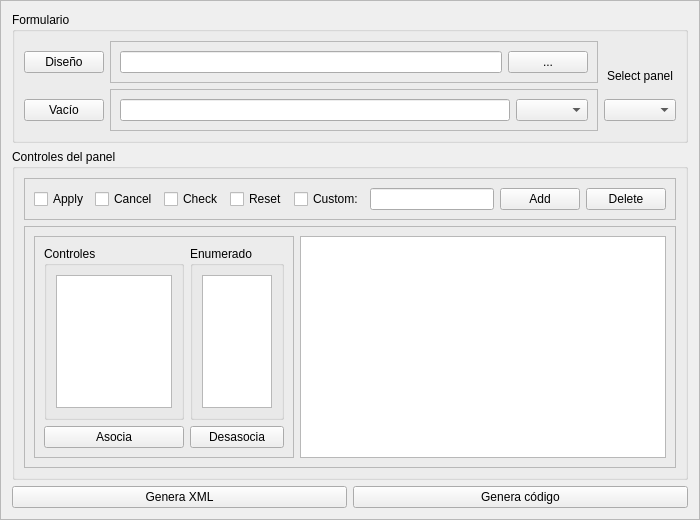
Before: the Qt Designer form src/gui/GeneratorPanel.ui in jbarceloperez/generadores, drawn with Qt 5.
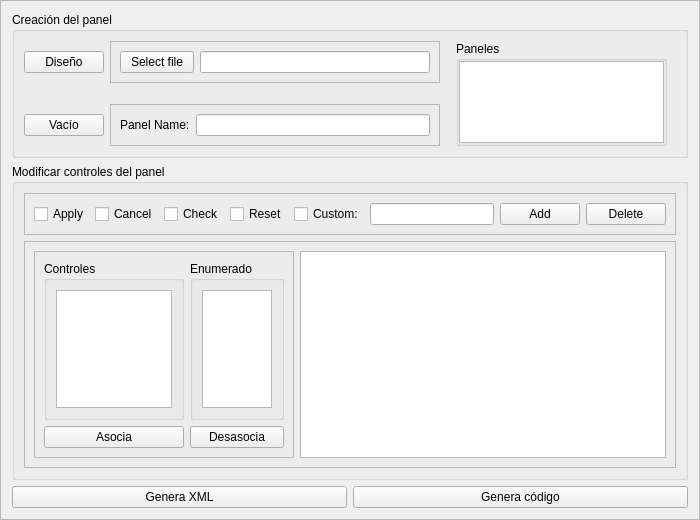
After: the same form once the commit is applied.

Commit message: updated ui, display only curentpanel data & listwidget for panels

Diff of the .ui file:
```diff
--- a/src/gui/GeneratorPanel.ui
+++ b/src/gui/GeneratorPanel.ui
@@ -22,34 +22,52 @@
   <layout class="QVBoxLayout" name="verticalLayout" stretch="0,1,0">
    <item>
     <widget class="QGroupBox" name="groupBox">
+     <property name="minimumSize">
+      <size>
+       <width>0</width>
+       <height>140</height>
+      </size>
+     </property>
      <property name="title">
-      <string>Formulario</string>
+      <string>Creación del panel</string>
      </property>
      <layout class="QGridLayout" name="gridLayout">
-      <item row="2" column="3">
-       <widget class="QComboBox" name="comboBox_panels"/>
-      </item>
-      <item row="2" column="0">
-       <widget class="QPushButton" name="pbWithoutUI">
-        <property name="text">
-         <string>Vacío</string>
+      <item row="2" column="2">
+       <widget class="QFrame" name="horizontalFrame">
+        <property name="frameShape">
+         <enum>QFrame::StyledPanel</enum>
         </property>
-        <property name="checkable">
-         <bool>true</bool>
+        <property name="frameShadow">
+         <enum>QFrame::Raised</enum>
         </property>
-        <property name="autoExclusive">
-         <bool>true</bool>
-        </property>
-       </widget>
-      </item>
-      <item row="0" column="3">
-       <widget class="QLabel" name="label">
-        <property name="text">
-         <string>Select panel</string>
-        </property>
-        <property name="alignment">
-         <set>Qt::AlignBottom|Qt::AlignHCenter</set>
-        </property>
+        <layout class="QHBoxLayout" name="horizontalLayout_5">
+         <property name="leftMargin">
+          <number>9</number>
+         </property>
+         <property name="topMargin">
+          <number>9</number>
+         </property>
+         <property name="rightMargin">
+          <number>9</number>
+         </property>
+         <property name="bottomMargin">
+          <number>9</number>
+         </property>
+         <item>
+          <widget class="QLabel" name="label">
+           <property name="text">
+            <string>Panel Name:</string>
+           </property>
+          </widget>
+         </item>
+         <item>
+          <widget class="QLineEdit" name="lneName">
+           <property name="text">
+            <string/>
+           </property>
+          </widget>
+         </item>
+        </layout>
        </widget>
       </item>
       <item row="0" column="0">
@@ -73,46 +91,95 @@
         <property name="frameShadow">
          <enum>QFrame::Raised</enum>
         </property>
-        <layout class="QHBoxLayout" name="horizontalLayout" stretch="1,0">
-         <item>
-          <widget class="QLineEdit" name="lnePath"/>
-         </item>
+        <layout class="QHBoxLayout" name="horizontalLayout" stretch="0,1">
          <item>
           <widget class="QPushButton" name="pbFile">
+           <property name="maximumSize">
+            <size>
+             <width>74</width>
+             <height>16777215</height>
+            </size>
+           </property>
            <property name="text">
-            <string>...</string>
+            <string>Select file</string>
            </property>
           </widget>
          </item>
+         <item>
+          <widget class="QLineEdit" name="lnePath"/>
+         </item>
         </layout>
        </widget>
       </item>
-      <item row="2" column="2">
-       <widget class="QFrame" name="horizontalFrame">
+      <item row="2" column="0">
+       <widget class="QPushButton" name="pbWithoutUI">
+        <property name="text">
+         <string>Vacío</string>
+        </property>
+        <property name="checkable">
+         <bool>true</bool>
+        </property>
+        <property name="autoExclusive">
+         <bool>true</bool>
+        </property>
+       </widget>
+      </item>
+      <item row="0" column="3" rowspan="3">
+       <widget class="QFrame" name="verticalFrame">
+        <property name="minimumSize">
+         <size>
+          <width>150</width>
+          <height>0</height>
+         </size>
+        </property>
+        <property name="maximumSize">
+         <size>
+          <width>230</width>
+          <height>105</height>
+         </size>
+        </property>
         <property name="frameShape">
-         <enum>QFrame::StyledPanel</enum>
+         <enum>QFrame::NoFrame</enum>
         </property>
         <property name="frameShadow">
          <enum>QFrame::Raised</enum>
         </property>
-        <layout class="QHBoxLayout" name="horizontalLayout_5">
+        <layout class="QVBoxLayout" name="verticalLayout_6">
          <property name="leftMargin">
-          <number>9</number>
+          <number>10</number>
          </property>
          <property name="topMargin">
-          <number>9</number>
+          <number>0</number>
          </property>
          <property name="rightMargin">
           <number>9</number>
          </property>
          <property name="bottomMargin">
-          <number>9</number>
+          <number>0</number>
          </property>
          <item>
-          <widget class="QLineEdit" name="lneName"/>
-         </item>
-         <item>
-          <widget class="QComboBox" name="comboBox_2"/>
+          <widget class="QGroupBox" name="verticalGroupBox">
+           <property name="title">
+            <string>Paneles</string>
+           </property>
+           <layout class="QVBoxLayout" name="verticalLayout_7">
+            <property name="leftMargin">
+             <number>0</number>
+            </property>
+            <property name="topMargin">
+             <number>0</number>
+            </property>
+            <property name="rightMargin">
+             <number>0</number>
+            </property>
+            <property name="bottomMargin">
+             <number>0</number>
+            </property>
+            <item>
+             <widget class="QListWidget" name="listWidget_panels"/>
+            </item>
+           </layout>
+          </widget>
          </item>
         </layout>
        </widget>
@@ -123,7 +190,7 @@
    <item>
     <widget class="QGroupBox" name="groupBox_2">
      <property name="title">
-      <string>Controles del panel</string>
+      <string>Modificar controles del panel</string>
      </property>
      <layout class="QVBoxLayout" name="verticalLayout_2" stretch="0,1">
       <item>
```
The commit also changes 5 other files.
